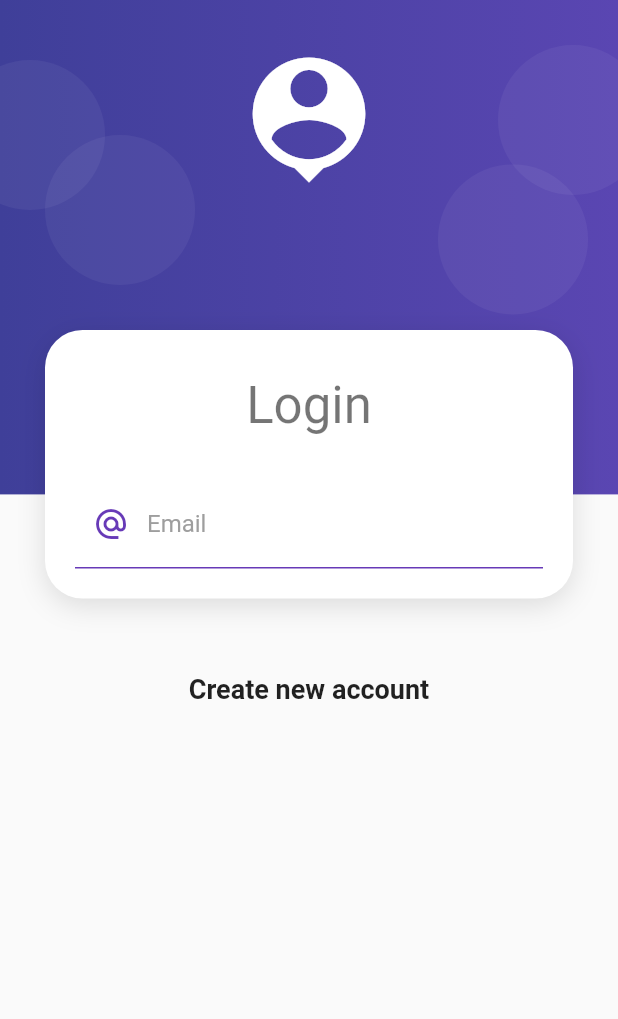
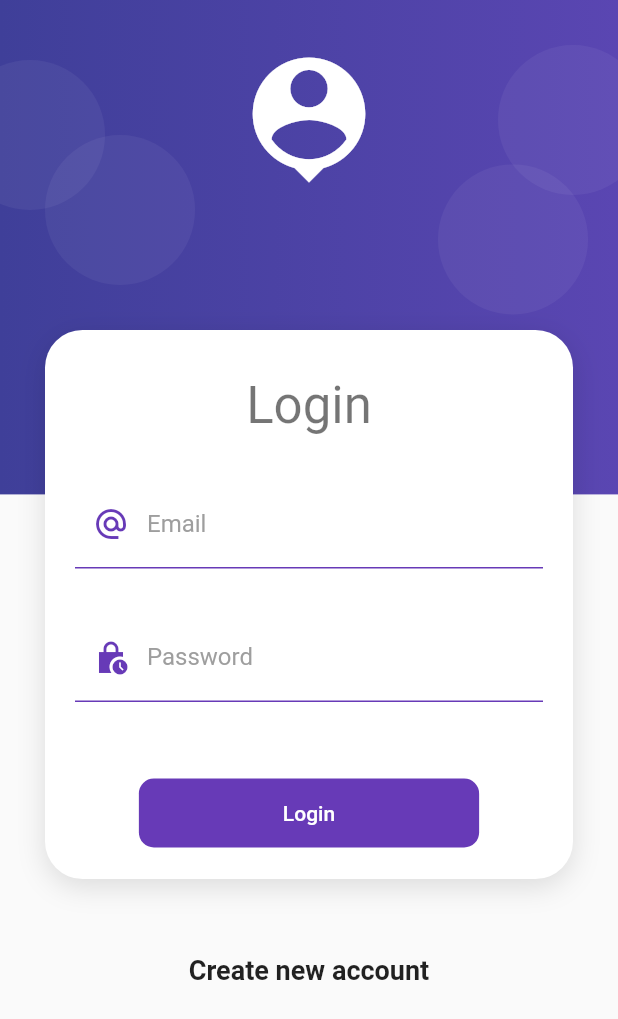
Before and after one commit to GitRockie/minka-design-app, a Flutter app: the screen it shows after launch, on a phone screen of 412 x 824 dp. Shown: the top 1019 px of the screen. Run offline on Flutter 3.47's test engine with Material 2 defaults, Android fonts, the phone set to English and light mode, and no system bars; our stand-ins replace google_maps_flutter, shared_preferences, sqflite; missing offline and left inert: flutter_barcode_scanner; accounts and stored records are empty.

Commit message:
Input styling to re-use
InputDecorations  class create in UI directory
Arguments
required String hintText,
required String labelText, IconData? prefixIcon

```diff
--- a/lib/source/screens/login_screen.dart
+++ b/lib/source/screens/login_screen.dart
@@ -1,4 +1,5 @@
 import 'package:flutter/material.dart';
+import 'package:minka_design_app/source/ui/input_decotations.dart';
 import 'package:minka_design_app/source/widgets/widgets.dart';
 
 class LoginScreen extends StatelessWidget {
@@ -35,7 +36,10 @@ class LoginScreen extends StatelessWidget {
           const Text(
             'Create new account',
             style: TextStyle(fontSize: 18, fontWeight: FontWeight.bold),
-          )
+          ),
+          const SizedBox(
+            height: 100,
+          ),
         ],
       )),
     ));
@@ -53,20 +57,39 @@ class _LoginForm extends StatelessWidget {
             TextFormField(
                 autocorrect: false,
                 keyboardType: TextInputType.emailAddress,
-                decoration: const InputDecoration(
-                  enabledBorder: UnderlineInputBorder(
-                      borderSide: BorderSide(color: Colors.deepPurple)),
-                  focusedBorder: UnderlineInputBorder(
-                      borderSide:
-                          BorderSide(color: Colors.deepPurple, width: 2)),
-                  hintText: 'minker.user@gmail.com',
-                  labelText: 'Email',
-                  labelStyle: TextStyle(color: Colors.grey),
-                  prefixIcon: Icon(
-                    Icons.alternate_email_sharp,
-                    color: Colors.deepPurple,
-                  ),
-                ))
+                decoration: InputDecorations.authInputDecoration(
+                    hintText: 'minker.user@gmail.com',
+                    labelText: 'Email',
+                    prefixIcon: Icons.alternate_email_sharp)),
+            const SizedBox(
+              height: 30,
+            ),
+            TextFormField(
+                autocorrect: false,
+                obscureText: true,
+                keyboardType: TextInputType.emailAddress,
+                decoration: InputDecorations.authInputDecoration(
+                    hintText: '******',
+                    labelText: 'Password',
+                    prefixIcon: Icons.lock_clock_sharp)),
+            const SizedBox(
+              height: 50,
+            ),
+            MaterialButton(
+                shape: RoundedRectangleBorder(
+                  borderRadius: BorderRadius.circular(10),
+                ),
+                disabledColor: Colors.grey,
+                elevation: 0,
+                color: Colors.deepPurple,
+                child: Container(
+                    padding: const EdgeInsets.symmetric(
+                        horizontal: 80, vertical: 15),
+                    child: const Text(
+                      'Login',
+                      style: TextStyle(color: Colors.white),
+                    )),
+                onPressed: () {})
           ],
         ),
       ),
--- /dev/null
+++ b/lib/source/ui/input_decotations.dart
@@ -0,0 +1,20 @@
+import 'package:flutter/material.dart';
+
+class InputDecorations {
+  static InputDecoration authInputDecoration(
+      {required String hintText,
+      required String labelText,
+      IconData? prefixIcon}) {
+    return InputDecoration(
+        enabledBorder: const UnderlineInputBorder(
+            borderSide: BorderSide(color: Colors.deepPurple)),
+        focusedBorder: const UnderlineInputBorder(
+            borderSide: BorderSide(color: Colors.deepPurple, width: 2)),
+        hintText: hintText,
+        labelText: labelText,
+        labelStyle: const TextStyle(color: Colors.grey),
+        prefixIcon: prefixIcon != null
+            ? Icon(prefixIcon, color: Colors.deepPurple)
+            : null);
+  }
+}
```
